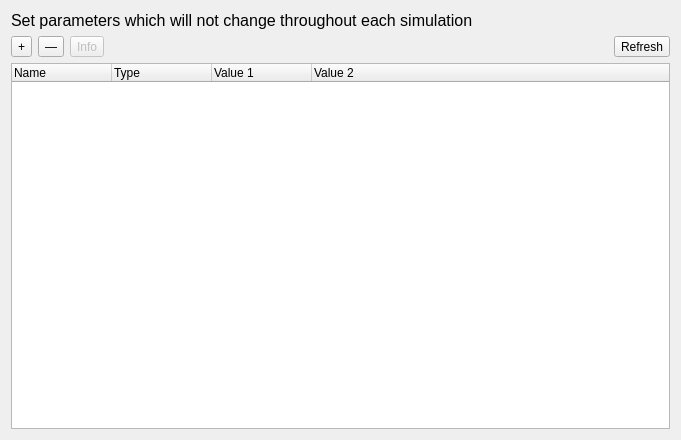
This is src/LongQtMain/pvarmenu.ui in hundlab/LongQt as Qt 5 draws it before an edit. The edited form follows.
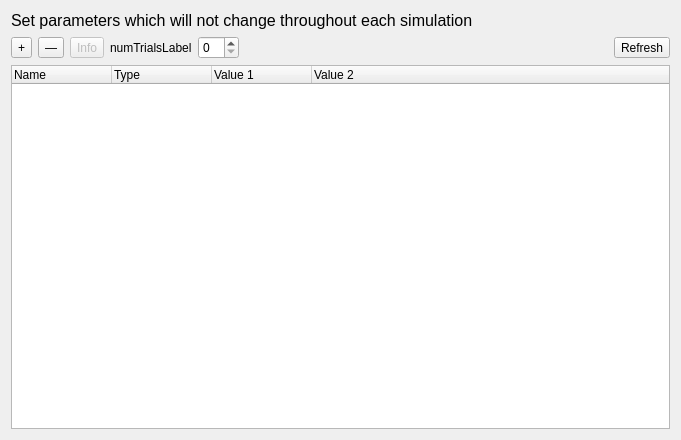
This is the edited form.

Commit message: added proto::pars settings to mvarmenu and pvarmenu

Patch:
```diff
--- a/src/LongQtMain/pvarmenu.ui
+++ b/src/LongQtMain/pvarmenu.ui
@@ -52,6 +52,16 @@
        </property>
       </widget>
      </item>
+     <item>
+      <widget class="QLabel" name="numTrialsLabel">
+       <property name="text">
+        <string>numTrialsLabel</string>
+       </property>
+      </widget>
+     </item>
+     <item>
+      <widget class="QSpinBox" name="numTrialsSpinBox"/>
+     </item>
      <item>
       <spacer name="horizontalSpacer">
        <property name="orientation">
```
The commit also changes 9 other files.
